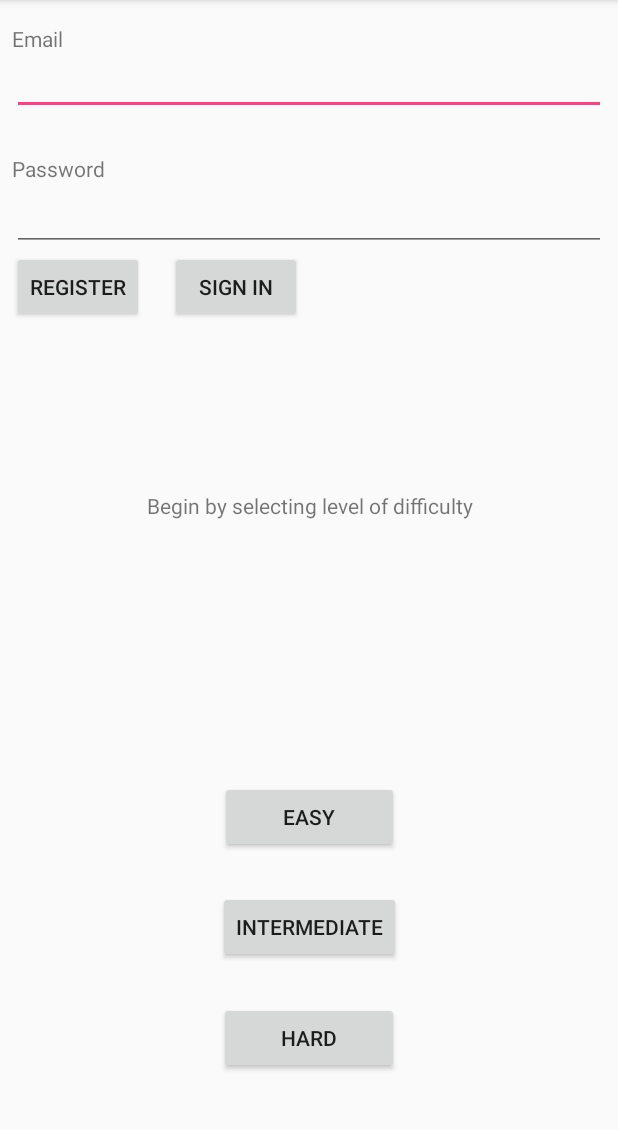
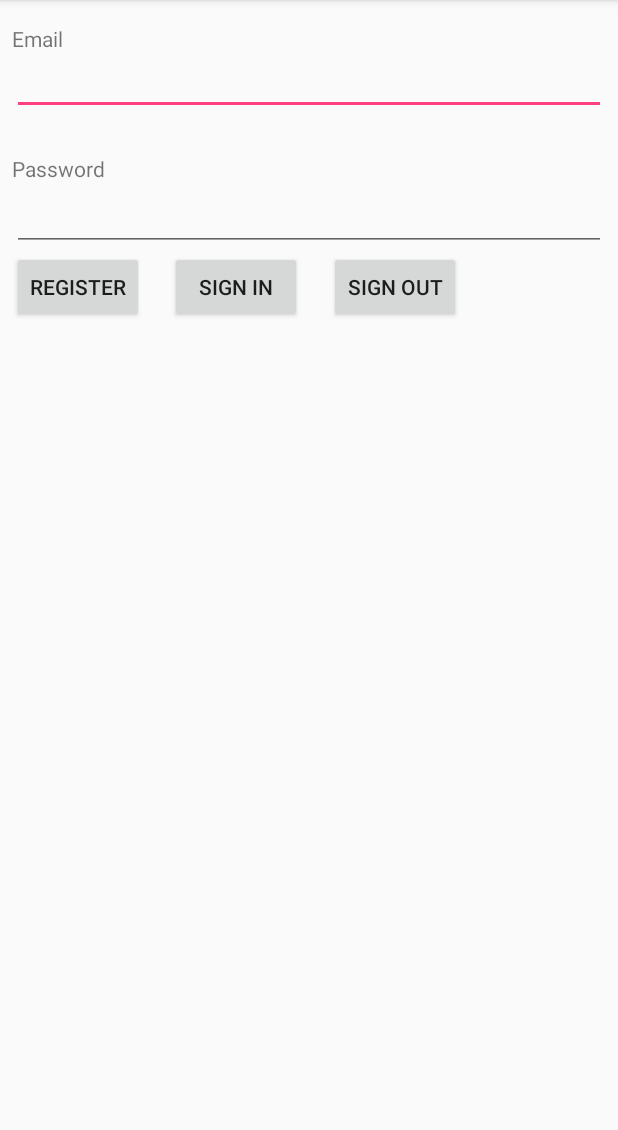
Before and after one commit to billywu94/MemoryGame, an Android app: the screen it shows after launch (MainActivity), on a phone screen of 412 x 824 dp, the part 84-1214 px from its top. Run offline under Robolectric (Android 15) with nearby library versions, the phone set to English and light mode, and no system bars; our stand-ins replace Firebase (no records; nobody signed in at launch, a user with empty details on screens opened directly).

Commit message:
Fixed up UI

```diff
--- a/app/src/main/AndroidManifest.xml
+++ b/app/src/main/AndroidManifest.xml
@@ -16,6 +16,9 @@
                 <category android:name="android.intent.category.LAUNCHER" />
             </intent-filter>
         </activity>
+        <activity android:name=".HomePage"
+                    android:label="Home">
+        </activity>
         <activity android:name=".easyActivity"
                     android:label="@string/easy">
         </activity>
--- a/app/src/main/java/appliedcswithandroid/memorygame/difficultLevel.java
+++ b/app/src/main/java/appliedcswithandroid/memorygame/difficultLevel.java
@@ -104,6 +104,6 @@ public class difficultLevel extends Activity {
 
     //back to home
     public void home(View view){
-        startActivity(new Intent(this, MainActivity.class));
+        startActivity(new Intent(this, HomePage.class));
     }
 }
--- a/app/src/main/java/appliedcswithandroid/memorygame/easyActivity.java
+++ b/app/src/main/java/appliedcswithandroid/memorygame/easyActivity.java
@@ -10,6 +10,8 @@ import android.widget.Button;
 import android.widget.EditText;
 import android.widget.TextView;
 import android.widget.Toast;
+
+import com.google.firebase.auth.FirebaseAuth;
 
 import java.io.IOException;
 import java.io.InputStream;
@@ -101,6 +103,6 @@ public class easyActivity extends Activity{
 
     //back to homepage
     public void home(View view){
-        startActivity(new Intent(this, MainActivity.class));
+        startActivity(new Intent(this, HomePage.class));
     }
 }
--- a/app/src/main/java/appliedcswithandroid/memorygame/intermediateLevel.java
+++ b/app/src/main/java/appliedcswithandroid/memorygame/intermediateLevel.java
@@ -11,6 +11,8 @@ import android.widget.EditText;
 import android.widget.TextView;
 import android.widget.Toast;
 
+import com.google.firebase.auth.FirebaseAuth;
+
 import java.io.IOException;
 import java.io.InputStream;
 import java.io.InputStreamReader;
@@ -21,6 +23,7 @@ import java.io.InputStreamReader;
 
 public class intermediateLevel extends Activity{
     private MemoryGame wordContainer;
+    private FirebaseAuth mAuth;
     String wordToMemorize = "";
 
     @Override
@@ -104,6 +107,6 @@ public class intermediateLevel extends Activity{
 
     //go back to home page
     public void home(View view){
-        startActivity(new Intent(this, MainActivity.class));
+        startActivity(new Intent(this, HomePage.class));
     }
 }
--- a/app/src/main/res/layout/activity_main.xml
+++ b/app/src/main/res/layout/activity_main.xml
@@ -56,67 +56,6 @@
         app:layout_constraintLeft_toLeftOf="@+id/password"
         android:labelFor="@+id/password"/>
 
-
-    <TextView
-        android:id="@+id/wordToMemorize"
-        android:layout_width="0dp"
-        android:layout_height="51dp"
-        android:text="@string/welcome"
-        android:gravity="center"
-        app:layout_constraintBottom_toBottomOf="parent"
-        app:layout_constraintLeft_toLeftOf="parent"
-        app:layout_constraintRight_toRightOf="parent"
-        app:layout_constraintTop_toTopOf="parent"
-        app:layout_constraintVertical_bias="0.434"
-        tools:layout_constraintRight_creator="1"
-        android:layout_marginStart="69dp"
-        android:layout_marginEnd="69dp"
-        tools:layout_constraintLeft_creator="1" />
-
-    <Button
-        android:id="@+id/button1"
-        android:layout_width="0dp"
-        android:layout_height="wrap_content"
-        android:text="@string/easy"
-        android:onClick="easyLevel"
-        tools:layout_constraintRight_creator="1"
-        tools:layout_constraintBottom_creator="1"
-        app:layout_constraintBottom_toTopOf="@+id/button2"
-        app:layout_constraintRight_toRightOf="@+id/button2"
-        tools:layout_constraintLeft_creator="1"
-        android:layout_marginBottom="25dp"
-        app:layout_constraintLeft_toLeftOf="@+id/button2"
-        android:layout_marginStart="1dp"
-        android:layout_marginEnd="1dp" />
-
-    <Button
-        android:id="@+id/button2"
-        android:layout_width="wrap_content"
-        android:layout_height="wrap_content"
-        android:text="@string/intermediate"
-        android:onClick="intermediateLevel"
-        tools:layout_constraintRight_creator="1"
-        tools:layout_constraintBottom_creator="1"
-        app:layout_constraintBottom_toTopOf="@+id/button3"
-        app:layout_constraintRight_toRightOf="@+id/button3"
-        tools:layout_constraintLeft_creator="1"
-        android:layout_marginBottom="26dp"
-        app:layout_constraintLeft_toLeftOf="@+id/button3" />
-
-    <Button
-        android:id="@+id/button3"
-        android:layout_width="120dp"
-        android:layout_height="wrap_content"
-        android:text="@string/hard"
-        android:onClick="difficultLevel"
-        tools:layout_constraintRight_creator="1"
-        tools:layout_constraintBottom_creator="1"
-        app:layout_constraintBottom_toBottomOf="parent"
-        app:layout_constraintRight_toRightOf="parent"
-        tools:layout_constraintLeft_creator="1"
-        android:layout_marginBottom="52dp"
-        app:layout_constraintLeft_toLeftOf="parent" />
-
     <Button
         android:id="@+id/create"
         android:layout_width="wrap_content"
@@ -141,5 +80,18 @@
         tools:layout_constraintLeft_creator="1"
         app:layout_constraintLeft_toRightOf="@+id/create" />
 
+    <Button
+        android:id="@+id/signOut"
+        android:layout_width="0dp"
+        android:layout_height="48dp"
+        android:text="@string/signout"
+        android:layout_marginStart="18dp"
+        tools:layout_constraintTop_creator="1"
+        tools:layout_constraintRight_creator="1"
+        android:layout_marginEnd="8dp"
+        app:layout_constraintTop_toBottomOf="@+id/password"
+        tools:layout_constraintLeft_creator="1"
+        app:layout_constraintLeft_toRightOf="@+id/signIn" />
+
 
 </android.support.constraint.ConstraintLayout>
--- a/app/src/main/res/layout/intermediate_activity.xml
+++ b/app/src/main/res/layout/intermediate_activity.xml
@@ -62,9 +62,7 @@
         app:layout_constraintRight_toRightOf="@+id/textView2"
         tools:layout_constraintLeft_creator="1"
         app:layout_constraintLeft_toLeftOf="@+id/editText2"
-        tools:layout_editor_absoluteY="224dp"
-        app:layout_constraintHorizontal_bias="0.0"
-        android:layout_marginBottom="0dp" />
+        app:layout_constraintHorizontal_bias="0.0" />
 
     <Button
         android:id="@+id/submitIntermediate"
--- a/app/src/main/res/values/strings.xml
+++ b/app/src/main/res/values/strings.xml
@@ -13,4 +13,5 @@
     <string name="password">Password</string>
     <string name="newUser"> Register</string>
     <string name="signin">Sign In</string>
+    <string name="signout">Sign Out</string>
 </resources>
```
Also changed, not shown: app/src/main/java/appliedcswithandroid/memorygame/HomePage.java (added, +28 -0 lines), app/src/main/java/appliedcswithandroid/memorygame/MainActivity.java (+18 -17 lines), app/src/main/res/layout/home_activity.xml (added, +69 -0 lines).
